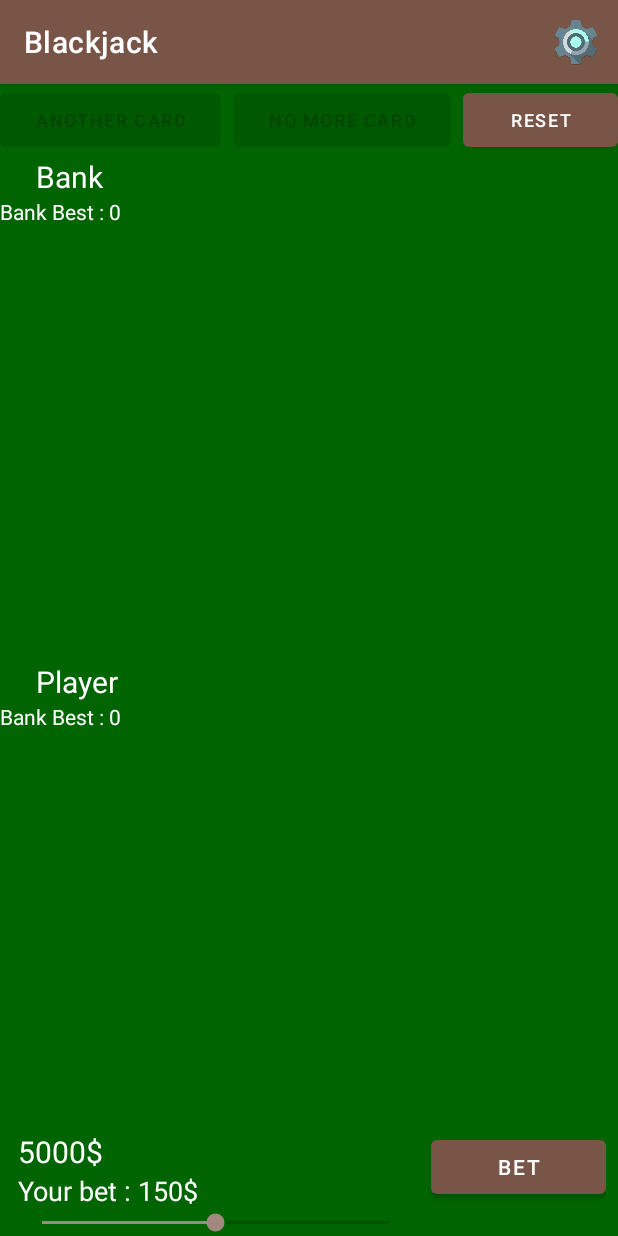
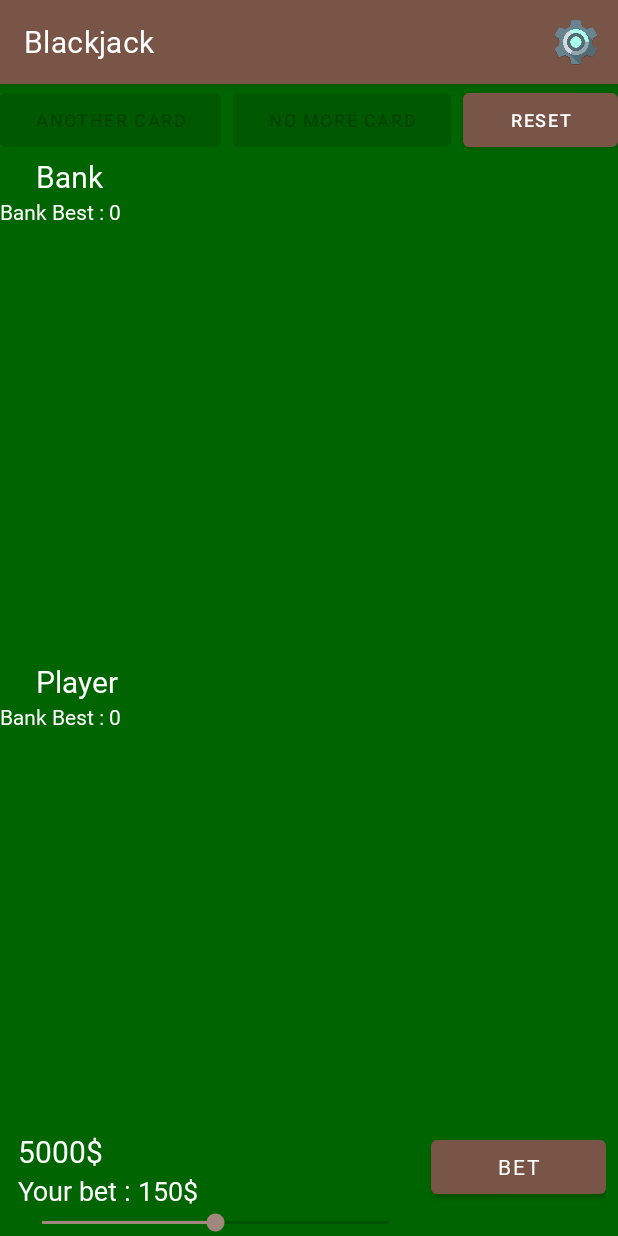
Before and after one commit to Remy93130/BlackJack, an Android app: the screen it shows after launch (MainActivity), on a phone screen of 412 x 824 dp. Run offline under Robolectric (Android 15) with nearby library versions, the phone set to English and light mode, and no system bars.

Commit message:
Nouvelle font

```diff
--- a/app/src/main/res/values/themes.xml
+++ b/app/src/main/res/values/themes.xml
@@ -12,6 +12,7 @@
         <!-- Status bar color. -->
         <item name="android:statusBarColor" tools:targetApi="l">?attr/colorPrimaryVariant</item>
         <!-- Customize your theme here. -->
+        <item name="android:fontFamily">@font/roboto</item>
     </style>
 
     <style name="Theme.Blackjack.Green" parent="Theme.Blackjack">
```
Also changed, not shown: app/src/main/res/font/roboto.ttf (added).
